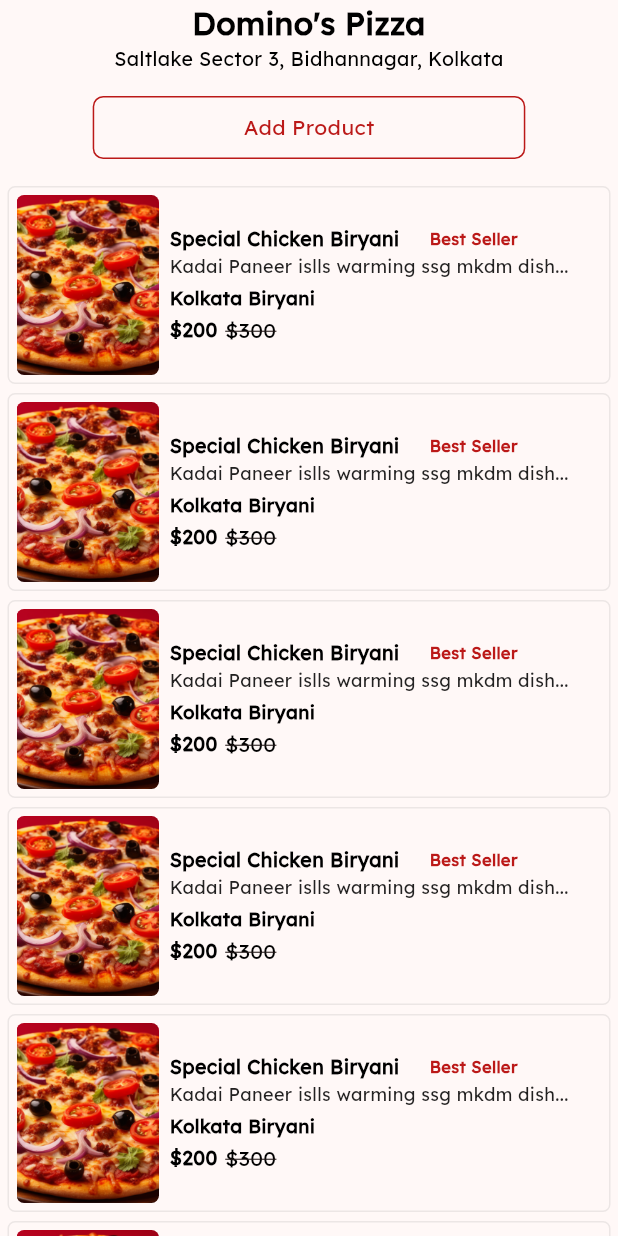
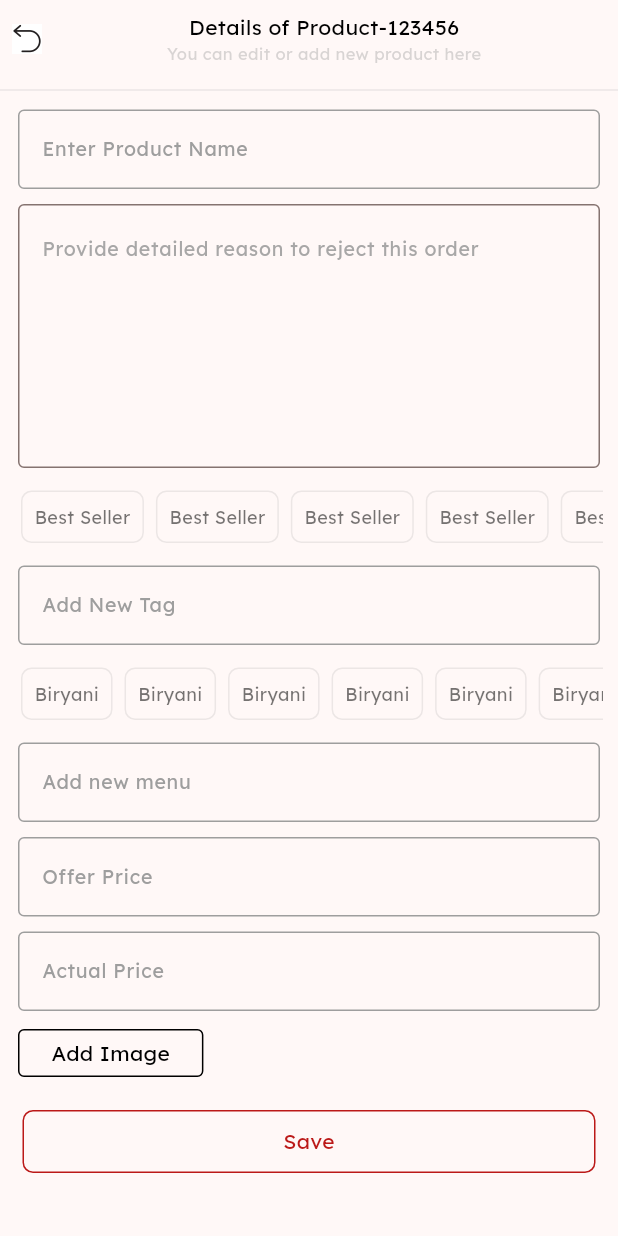
Before and after one commit to Joy-Bhattacharjee-Pixel/fideos-restaurant, a Flutter app: the screen it shows after launch, on a phone screen of 412 x 824 dp. Run offline on Flutter 3.47's test engine with Material 3 defaults, Android fonts, the phone set to English and light mode, and no system bars; our stand-ins replace dio, flutter_vector_icons, get, pinput, shared_preferences.

Commit message:
reservation_screen_ui

```diff
--- a/lib/controllers/auth_controller.dart
+++ b/lib/controllers/auth_controller.dart
@@ -1,13 +1,10 @@
 import 'dart:developer';
-
-import 'package:dio/dio.dart';
 import 'package:fideos_restaurant/models/restaurant.dart';
 import 'package:fideos_restaurant/presentations/auth/email_verify_screen.dart';
 import 'package:fideos_restaurant/presentations/auth/login_screen.dart';
 import 'package:fideos_restaurant/presentations/auth/register_screen.dart';
 import 'package:fideos_restaurant/presentations/auth/reset_password.dart';
 import 'package:fideos_restaurant/presentations/auth/verify_otp.dart';
-import 'package:fideos_restaurant/service.dart';
 import 'package:fideos_restaurant/utils/cookies.dart';
 import 'package:fideos_restaurant/utils/flash.dart';
 import 'package:flutter/material.dart';
@@ -85,19 +82,38 @@ class AuthController extends GetxController {
   final TextEditingController pickupEstimatedtimeController =
       TextEditingController();
 
-  // otp fields controller for register screen
+  // Otp fields controller for register screen
   final TextEditingController otpController = TextEditingController();
 
   // Email verify otp fields controller for register screen
   final TextEditingController emailverifyotpController =
       TextEditingController();
 
-  //reset password text field controller for register screen
+  //Reset password text field controller for register screen
   final TextEditingController resetPasswordController = TextEditingController();
 
-  //reset confirm password controller text field controller for register screen
+  //Reset confirm password controller text field controller for register screen
   final TextEditingController resetConfirmPasswordController =
       TextEditingController();
+
+//Product Name text field controller for register screen
+  final TextEditingController productNameController = TextEditingController();
+
+// Product detailed reason to reject field controller for register screen
+  final TextEditingController reasonRejectController = TextEditingController();
+
+  // Product new tag field controller for register screen
+  final TextEditingController newTagController = TextEditingController();
+
+  // Product add new menu field controller for register screen
+  final TextEditingController newMenuController = TextEditingController();
+
+    // Product Offer price field controller for register screen
+  final TextEditingController offerPriceController = TextEditingController();
+
+
+    // Product actual price field controller for register screen
+  final TextEditingController actualPriceController = TextEditingController();
 
   // Login form key
   final GlobalKey<FormState> loginFormKey = GlobalKey<FormState>();
--- a/lib/main.dart
+++ b/lib/main.dart
@@ -1,6 +1,5 @@
 import 'package:fideos_restaurant/models/app_color.dart';
-import 'package:fideos_restaurant/presentations/auth/email_verify_screen.dart';
-import 'package:fideos_restaurant/presentations/reservation/reservation.screen.dart';
+import 'package:fideos_restaurant/presentations/reservation/reservation.details.dart';
 import 'package:flutter/material.dart';
 import 'package:get/get.dart';
 
@@ -22,6 +21,6 @@ class MyApp extends StatelessWidget {
             useMaterial3: true,
             fontFamily: "Lexend",
             primaryColor: ColorManager.primary),
-        home: const ReservationScreen());
+        home: const ReservationDetails());
   }
 }
--- a/lib/presentations/order/order.details.screen.dart
+++ b/lib/presentations/order/order.details.screen.dart
@@ -50,7 +50,6 @@ class _OrderDetailsState extends State<OrderDetails> {
       const SizedBox(height: 10),
 
       // Customer name
-
       const Text("Joy Bhattacherjee",
           softWrap: true,
           style: TextStyle(
@@ -69,7 +68,6 @@ class _OrderDetailsState extends State<OrderDetails> {
       const SizedBox(height: 15),
 
       // Delivery partner status
-
       const Text("Delivery Partner Waiting",
           softWrap: true,
           style: TextStyle(
--- a/lib/presentations/order/rejection.screen.dart
+++ b/lib/presentations/order/rejection.screen.dart
@@ -32,7 +32,6 @@ class _RejectionScreenState extends State<RejectionScreen> {
               const Text("Reject Order-123456",
                   style: TextStyle(
                       color: Colors.black, fontWeight: FontWeight.bold)),
-
               Text("Please provide a proper reason to reject order ",
                   softWrap: true,
                   style: TextStyle(
--- /dev/null
+++ b/lib/presentations/reservation/reservation.details.dart
@@ -0,0 +1,205 @@
+import 'package:fideos_restaurant/controllers/auth_controller.dart';
+import 'package:fideos_restaurant/models/app_color.dart';
+import 'package:fideos_restaurant/utils/outlinebox.dart';
+import 'package:fideos_restaurant/utils/text_field.dart';
+import 'package:flutter/material.dart';
+import 'package:get/get.dart';
+
+class ReservationDetails extends StatefulWidget {
+  const ReservationDetails({super.key});
+
+  @override
+  State<ReservationDetails> createState() => _ReservationDetailsState();
+}
+
+class _ReservationDetailsState extends State<ReservationDetails> {
+  // Importing auth controller
+  final _controller = AuthController();
+  @override
+  Widget build(BuildContext context) {
+    return Scaffold(
+        body: Column(children: [
+      Padding(
+          padding: const EdgeInsets.all(8.0),
+          child: Row(mainAxisAlignment: MainAxisAlignment.start, children: [
+            // Back button
+            GestureDetector(
+                onTap: () {
+                  Get.back();
+                },
+                child: Image.asset("assets/back_image.png", height: 20)),
+
+            const Spacer(),
+
+            Column(children: [
+              // Titte
+              const Text("Details of Product-123456",
+                  style: TextStyle(
+                    color: Colors.black,
+                  )),
+
+              // Sub title
+              Text("You can edit or add new product here",
+                  softWrap: true,
+                  style: TextStyle(
+                      fontSize: 11, color: Colors.grey.withOpacity(0.4)))
+            ]),
+            const Spacer()
+          ])),
+
+      // Divider
+      Divider(color: Colors.grey.withOpacity(0.2)),
+
+      // Product name field
+      Padding(
+          padding: const EdgeInsets.symmetric(horizontal: 12.0, vertical: 5),
+          child: TextFieldService(
+                  controller: _controller.productNameController,
+                  validator: (pName) =>
+                      _validator(value: pName, fieldName: "Product Name"),
+                  hint: "Enter Product Name")
+              .show()),
+
+// Product detailed reason to reject field
+      Padding(
+          padding: const EdgeInsets.symmetric(horizontal: 12.0, vertical: 5),
+          child: TextField(
+              controller: _controller.reasonRejectController,
+              maxLines: 6,
+              decoration: InputDecoration(
+                  hintText: "Provide detailed reason to reject this order",
+                  hintStyle: TextStyle(
+                      fontSize: 13, color: Colors.grey.withOpacity(0.9)),
+                  border: const OutlineInputBorder(
+                      borderSide: BorderSide(color: Colors.black26))))),
+
+      // Tag tile list
+      Padding(
+          padding: const EdgeInsets.symmetric(horizontal: 10),
+          child: SizedBox(
+              height: 55,
+              width: Get.width,
+              child: ListView(
+                  scrollDirection: Axis.horizontal,
+                  shrinkWrap: true,
+                  children: List.generate(
+                      6,
+                      (index) => Container(
+                          alignment: Alignment.center,
+                          padding: const EdgeInsets.all(8),
+                          margin: const EdgeInsets.symmetric(
+                              vertical: 10, horizontal: 4),
+                          decoration: BoxDecoration(
+                              border: Border.all(
+                                  color: Colors.grey.withOpacity(0.2)),
+                              borderRadius: BorderRadius.circular(7)),
+                          child:
+                              // Product tag title
+                              const Text("Best Seller",
+                                  style: TextStyle(
+                                    fontSize: 12,
+                                    color: Colors.black54,
+                                  ))))))),
+
+      // Add new tag field
+      Padding(
+        padding: const EdgeInsets.symmetric(horizontal: 12.0, vertical: 5),
+        child: TextFieldService(
+                controller: _controller.newTagController,
+                validator: (nTag) =>
+                    _validator(value: nTag, fieldName: "New Tag"),
+                hint: "Add New Tag")
+            .show(),
+      ),
+
+      // Add new tag list
+      Padding(
+          padding: const EdgeInsets.symmetric(horizontal: 10),
+          child: SizedBox(
+              height: 55,
+              width: Get.width,
+              child: ListView(
+                  scrollDirection: Axis.horizontal,
+                  shrinkWrap: true,
+                  children: List.generate(
+                      6,
+                      (index) => Container(
+                          alignment: Alignment.center,
+                          padding: const EdgeInsets.all(8),
+                          margin: const EdgeInsets.symmetric(
+                              vertical: 10, horizontal: 4),
+                          decoration: BoxDecoration(
+                              border: Border.all(
+                                  color: Colors.grey.withOpacity(0.2)),
+                              borderRadius: BorderRadius.circular(7)),
+                          child:
+                              // Product tag title
+                              const Text("Biryani",
+                                  style: TextStyle(
+                                    fontSize: 12,
+                                    color: Colors.black54,
+                                  ))))))),
+
+      // Add new menu field
+      Padding(
+        padding: const EdgeInsets.symmetric(horizontal: 12.0, vertical: 5),
+        child: TextFieldService(
+                controller: _controller.newMenuController,
+                validator: (nMenu) =>
+                    _validator(value: nMenu, fieldName: "New Menu"),
+                hint: "Add new menu")
+            .show(),
+      ),
+
+      // Offer price field
+      Padding(
+        padding: const EdgeInsets.symmetric(horizontal: 12.0, vertical: 5),
+        child: TextFieldService(
+                controller: _controller.offerPriceController,
+                validator: (oPrice) =>
+                    _validator(value: oPrice, fieldName: "Offer Price"),
+                hint: "Offer Price")
+            .show(),
+      ),
+
+      // Actual price field
+      Padding(
+        padding: const EdgeInsets.symmetric(horizontal: 12.0, vertical: 5),
+        child: TextFieldService(
+                controller: _controller.actualPriceController,
+                validator: (aPrice) =>
+                    _validator(value: aPrice, fieldName: "Actual Price"),
+                hint: "Actual Price")
+            .show(),
+      ),
+
+      //Add image tile
+      Align(
+          alignment: Alignment.centerLeft,
+          child: UnconstrainedBox(
+              child: Container(
+                  width: Get.width * 0.3,
+                  alignment: Alignment.center,
+                  margin:
+                      const EdgeInsets.symmetric(vertical: 7, horizontal: 12),
+                  padding:
+                      const EdgeInsets.symmetric(horizontal: 5, vertical: 5),
+                  decoration: BoxDecoration(
+                      border: Border.all(color: Colors.black),
+                      borderRadius: BorderRadius.circular(4)),
+                  child: const Text("Add Image",
+                      softWrap: true, style: TextStyle(color: Colors.black))))),
+
+      // Save button
+      OutlineBoxManager(
+          text: "Save", color: ColorManager.primary, fontFamily: true)
+    ]));
+  }
+
+  // Field validator
+  _validator({String? value, String? fieldName}) {
+    if (value == null || value.isEmpty) {
+      return "Please enter a valid $fieldName";
+    }
+  }
+}
--- a/lib/presentations/reservation/reservation.screen.dart
+++ b/lib/presentations/reservation/reservation.screen.dart
@@ -1,4 +1,5 @@
 import 'package:fideos_restaurant/models/app_color.dart';
+import 'package:fideos_restaurant/presentations/reservation/reservation.details.dart';
 import 'package:fideos_restaurant/utils/outlinebox.dart';
 import 'package:flutter/material.dart';
 import 'package:get/get.dart';
@@ -42,7 +43,7 @@ class _ReservationScreenState extends State<ReservationScreen> {
                   6,
                   (index) => GestureDetector(
                       onTap: () {
-                        // Get.to(() => const EditProdut());
+                        Get.to(() => const ReservationDetails());
                       },
                       child: Container(
                           padding: const EdgeInsets.symmetric(
```
Also changed, not shown: lib/presentations/add/add.new.food.dart (added, +129 -0 lines), lib/presentations/add/add.new.menu.dart (added, +100 -0 lines), lib/presentations/auth/email_verify_screen.dart (+14 -16 lines), lib/presentations/order/order_screen.dart (+25 -12 lines).
